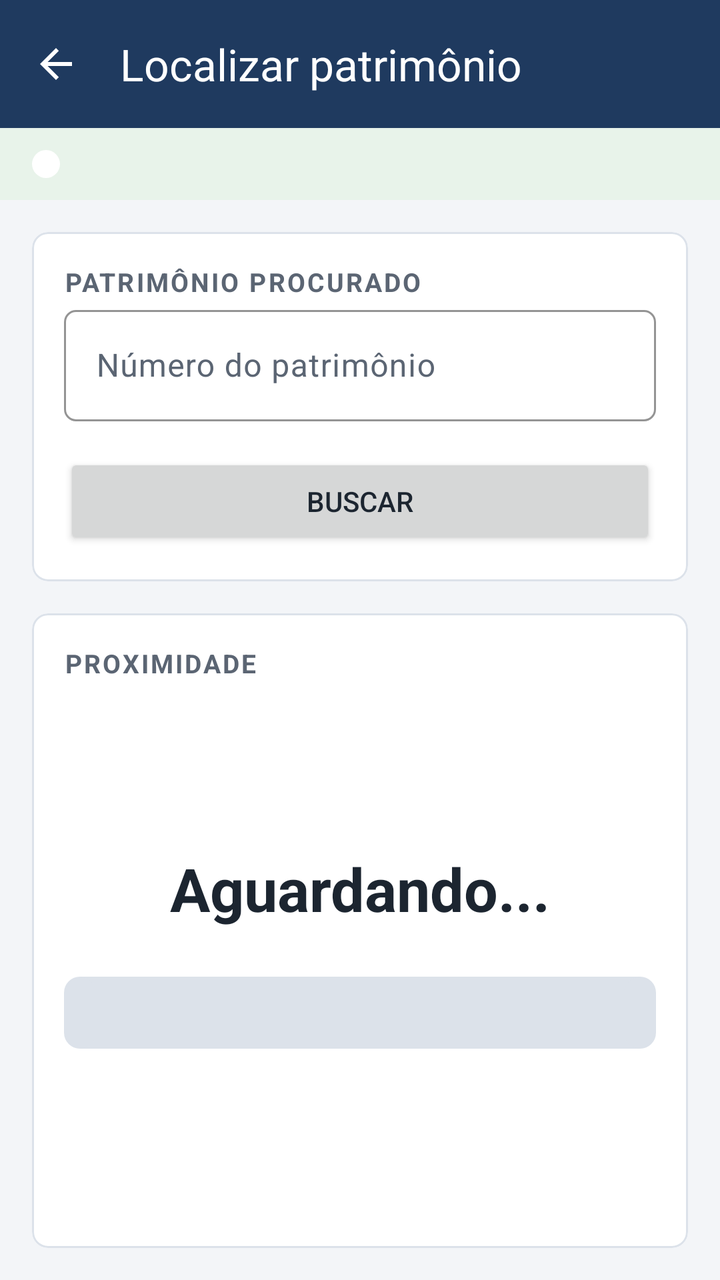
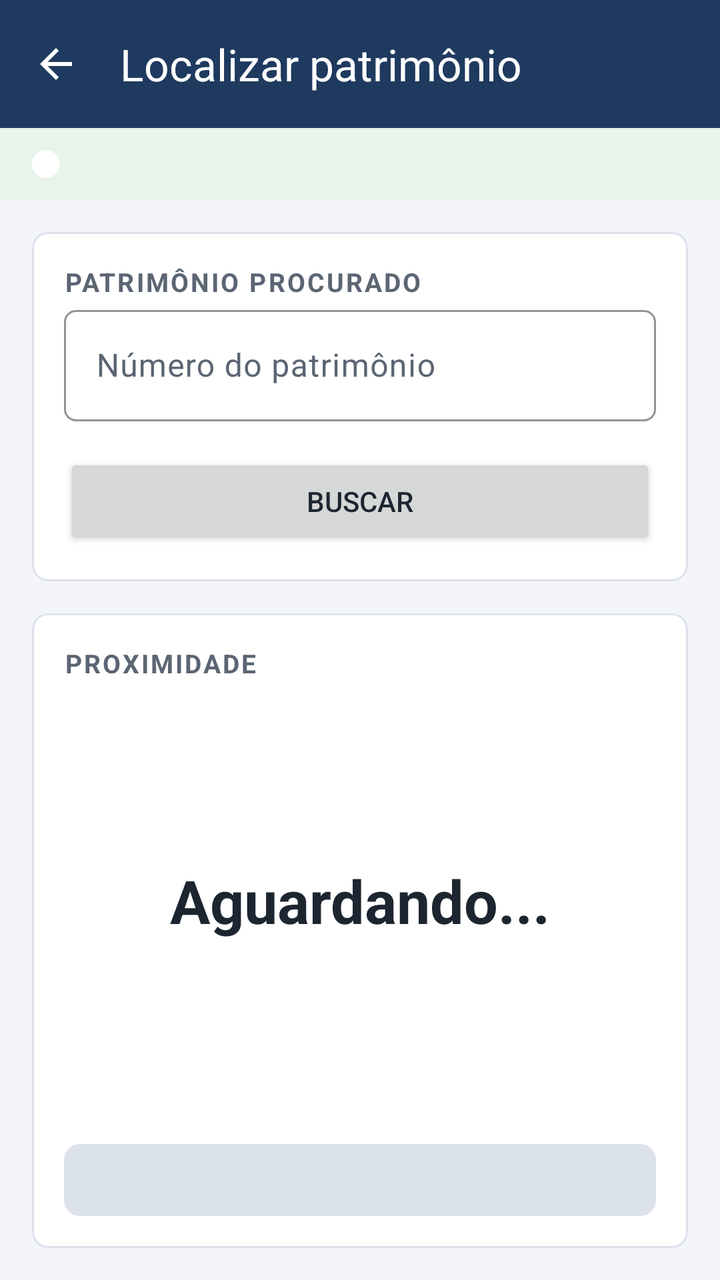

An Android layout rendered at two revisions. The XML below is the earlier revision; the diff shows what the commit changed to produce the second picture.
<!-- AndroidManifest.xml: application theme Theme.RFIDAndroid -->
<!-- res/layout/activity_localizar.xml -->
<LinearLayout xmlns:android="http://schemas.android.com/apk/res/android"
    xmlns:app="http://schemas.android.com/apk/res-auto"
    android:orientation="vertical"
    android:keepScreenOn="true"
    android:layout_width="match_parent"
    android:layout_height="match_parent">

    <com.google.android.material.appbar.MaterialToolbar
        android:id="@+id/barraLocalizar"
        style="@style/Widget.RFID.Barra"
        app:title="@string/localizar_barra_titulo"
        app:navigationIcon="@drawable/ic_voltar"
        app:navigationContentDescription="@string/tela_voltar"
        android:layout_width="match_parent"
        android:layout_height="wrap_content"/>

    <include
        layout="@layout/include_estado_leitor"
        android:layout_width="match_parent"
        android:layout_height="wrap_content"/>

    
    <com.google.android.material.card.MaterialCardView
        android:id="@+id/cartaoBusca"
        android:layout_margin="16dp"
        android:layout_width="match_parent"
        android:layout_height="wrap_content">

        <LinearLayout
            android:orientation="vertical"
            android:padding="16dp"
            android:layout_width="match_parent"
            android:layout_height="wrap_content">

            <TextView
                android:text="@string/localizar_titulo"
                android:textAppearance="@style/Texto.RFID.Secao"
                android:layout_width="wrap_content"
                android:layout_height="wrap_content"/>

            <com.google.android.material.textfield.TextInputLayout
                android:hint="@string/localizar_hint"
                android:layout_width="match_parent"
                android:layout_height="wrap_content">

                
                <com.google.android.material.textfield.TextInputEditText
                    android:id="@+id/edtPatrimonio"
                    android:inputType="text|textNoSuggestions|textCapCharacters"
                    android:imeOptions="actionSearch"
                    android:maxLines="1"
                    android:layout_width="match_parent"
                    android:layout_height="wrap_content"/>
            </com.google.android.material.textfield.TextInputLayout>

            <Button
                android:id="@+id/btnBuscar"
                android:text="@string/localizar_buscar"
                android:layout_marginTop="16dp"
                android:layout_width="match_parent"
                android:layout_height="wrap_content"/>
        </LinearLayout>
    </com.google.android.material.card.MaterialCardView>

    
    <LinearLayout
        android:id="@+id/linhaProcurando"
        android:orientation="horizontal"
        android:gravity="center_vertical"
        android:background="@color/superficie"
        android:paddingStart="16dp"
        android:paddingEnd="8dp"
        android:minHeight="48dp"
        android:visibility="gone"
        android:layout_marginBottom="8dp"
        android:layout_width="match_parent"
        android:layout_height="wrap_content">

        
        <TextView
            android:id="@+id/txtProcurando"
            android:textColor="@color/marinho"
            android:textSize="16sp"
            android:textStyle="bold"
            android:maxLines="1"
            android:ellipsize="middle"
            android:layout_weight="1"
            android:layout_width="0dp"
            android:layout_height="wrap_content"/>

        <Button
            android:id="@+id/btnAlterarBusca"
            style="@style/Widget.RFID.Botao.Texto"
            android:text="@string/localizar_alterar"
            android:layout_width="wrap_content"
            android:layout_height="wrap_content"/>
    </LinearLayout>

    
    <com.google.android.material.card.MaterialCardView
        android:layout_marginStart="16dp"
        android:layout_marginEnd="16dp"
        android:layout_marginBottom="16dp"
        android:layout_weight="1"
        android:layout_width="match_parent"
        android:layout_height="0dp">

        <LinearLayout
            android:orientation="vertical"
            android:padding="16dp"
            android:layout_width="match_parent"
            android:layout_height="match_parent">

            <TextView
                android:text="@string/localizar_proximidade"
                android:textAppearance="@style/Texto.RFID.Secao"
                android:layout_width="wrap_content"
                android:layout_height="wrap_content"/>

            <LinearLayout
                android:orientation="vertical"
                android:gravity="center"
                android:layout_weight="1"
                android:layout_width="match_parent"
                android:layout_height="0dp">

                <TextView
                    android:id="@+id/txtStatus"
                    android:text="@string/localizar_aguardando"
                    android:textColor="@color/texto"
                    android:textSize="30sp"
                    android:textStyle="bold"
                    android:gravity="center"
                    android:accessibilityLiveRegion="polite"
                    android:layout_width="match_parent"
                    android:layout_height="wrap_content"/>

                
                <com.google.android.material.progressindicator.LinearProgressIndicator
                    android:id="@+id/progressDistancia"
                    android:max="100"
                    android:progress="0"
                    app:trackThickness="36dp"
                    app:trackCornerRadius="8dp"
                    app:trackStopIndicatorSize="0dp"
                    app:indicatorColor="@color/texto_terciario"
                    app:trackColor="@color/borda"
                    android:layout_marginTop="24dp"
                    android:layout_width="match_parent"
                    android:layout_height="wrap_content"/>
            </LinearLayout>
        </LinearLayout>
    </com.google.android.material.card.MaterialCardView>
</LinearLayout>
<!-- res/layout/include_estado_leitor.xml (included above) -->
<?xml version="1.0" encoding="utf-8"?>
<LinearLayout xmlns:android="http://schemas.android.com/apk/res/android"
    xmlns:app="http://schemas.android.com/apk/res-auto"
    xmlns:tools="http://schemas.android.com/tools"
    tools:ignore="Overdraw"
    android:id="@+id/painelEstadoLeitor"
    android:orientation="horizontal"
    android:gravity="center_vertical"
    android:background="@color/sucesso_fundo"
    android:paddingStart="16dp"
    android:paddingEnd="8dp"
    android:minHeight="36dp"
    android:layout_width="match_parent"
    android:layout_height="wrap_content">

    
    <View
        android:id="@+id/marcaEstadoLeitor"
        android:background="@drawable/marca_estado"
        android:importantForAccessibility="no"
        android:layout_marginEnd="10dp"
        android:layout_width="14dp"
        android:layout_height="14dp"/>

    <TextView
        android:id="@+id/txtEstadoLeitor"
        android:accessibilityLiveRegion="polite"
        android:textStyle="bold"
        android:textSize="15sp"
        android:textColor="@color/sucesso"
        android:paddingTop="6dp"
        android:paddingBottom="6dp"
        android:layout_width="0dp"
        android:layout_weight="1"
        android:layout_height="wrap_content"/>

    
    <Button
        android:id="@+id/btnReconectarLeitor"
        style="@style/Widget.Material3.Button.OutlinedButton"
        android:text="@string/estado_leitor_reconectar"
        android:textColor="@color/white"
        android:textStyle="bold"
        app:strokeColor="@color/white"
        app:strokeWidth="2dp"
        app:shapeAppearance="@style/Forma.RFID.Pequena"
        android:minHeight="48dp"
        android:layout_marginStart="8dp"
        android:visibility="gone"
        android:layout_width="wrap_content"
        android:layout_height="wrap_content"/>
</LinearLayout>
<!-- resources referenced by this layout -->
<resources>
  <color name="borda">#FFDCE2EA</color>
  <color name="marinho">#FF1F3A5F</color>
  <color name="sucesso">#FF2E7D32</color>
  <color name="sucesso_fundo">#FFE8F3EA</color>
  <color name="superficie">#FFFFFFFF</color>
  <color name="texto">#FF1C2530</color>
  <color name="texto_terciario">#FF8A93A0</color>
  <color name="white">#FFFFFFFF</color>
  <!-- drawable ic_voltar (drawable) -->
  <vector xmlns:android="http://schemas.android.com/apk/res/android"
      android:width="24dp"
      android:height="24dp"
      android:viewportWidth="24"
      android:viewportHeight="24"
      android:autoMirrored="true">
      <path
          android:fillColor="@color/white"
          android:pathData="M20,11H7.83l5.59,-5.59L12,4l-8,8 8,8 1.41,-1.41L7.83,13H20v-2z"/>
  </vector>
  <!-- drawable marca_estado (drawable) -->
  <?xml version="1.0" encoding="utf-8"?>
  <shape xmlns:android="http://schemas.android.com/apk/res/android" android:shape="oval">
      <solid android:color="@color/white"/>
  </shape>
  <string name="estado_leitor_reconectar">Reconectar</string>
  <string name="localizar_aguardando">Aguardando...</string>
  <string name="localizar_alterar">Alterar</string>
  <string name="localizar_barra_titulo">Localizar patrimônio</string>
  <string name="localizar_buscar">Buscar</string>
  <string name="localizar_hint">Número do patrimônio</string>
  <string name="localizar_proximidade">Proximidade</string>
  <string name="localizar_titulo">Patrimônio procurado</string>
  <string name="tela_voltar">Voltar</string>
  <style name="Forma.RFID.Pequena" parent="">
          <item name="cornerFamily">rounded</item>
          <item name="cornerSize">6dp</item>
      </style>
  <style name="Texto.RFID.Secao" parent="">
          <item name="android:textSize">13sp</item>
          <item name="android:textStyle">bold</item>
          <item name="android:textAllCaps">true</item>
          <item name="android:letterSpacing">0.08</item>
          <item name="android:textColor">@color/texto_secundario</item>
      </style>
  <style name="Widget.RFID.Botao.Texto" parent="Widget.Material3.Button.TextButton">
          <item name="android:textColor">@color/azul</item>
      </style>
  <color name="texto_secundario">#FF5B6573</color>
  <color name="azul">#FF2E6DA4</color>
  <color name="azul_claro">#FFE3ECF6</color>
  <color name="marinho_escuro">#FF152A45</color>
  <color name="erro">#FFC62828</color>
  <color name="fundo">#FFF3F5F8</color>
  <style name="Widget.RFID.Botao" parent="Widget.Material3.Button">
          <item name="shapeAppearance">@style/Forma.RFID.Pequena</item>
          <item name="android:minHeight">52dp</item>
          <item name="android:textSize">15sp</item>
          <item name="android:letterSpacing">0.02</item>
      </style>
  <style name="Widget.RFID.Botao.Contorno" parent="Widget.Material3.Button.OutlinedButton">
          <item name="shapeAppearance">@style/Forma.RFID.Pequena</item>
          <item name="android:minHeight">52dp</item>
          <item name="android:textSize">15sp</item>
          <item name="strokeColor">@color/marinho</item>
      </style>
  <style name="Widget.RFID.Campo" parent="Widget.Material3.TextInputLayout.OutlinedBox">
          <item name="shapeAppearance">@style/Forma.RFID.Pequena</item>
          <item name="boxStrokeColor">@color/marinho</item>
          <item name="hintTextColor">@color/marinho</item>
          <item name="android:layout_marginTop">12dp</item>
      </style>
  <style name="Widget.RFID.Cartao" parent="Widget.Material3.CardView.Outlined">
          <item name="cardBackgroundColor">@color/superficie</item>
          <item name="strokeColor">@color/borda</item>
          <item name="cardCornerRadius">8dp</item>
          <item name="cardElevation">0dp</item>
      </style>
  <!-- unchanged entries left out for length: 3 -->
</resources>

<!-- the commit's change to res/layout/activity_localizar.xml (unified diff, before → after) -->
@@ -117,38 +117,34 @@
                 android:layout_width="wrap_content"
                 android:layout_height="wrap_content"/>
 
-            <LinearLayout
-                android:orientation="vertical"
+            
+            <TextView
+                android:id="@+id/txtStatus"
+                android:text="@string/localizar_aguardando"
+                android:textColor="@color/texto"
+                android:textStyle="bold"
                 android:gravity="center"
+                android:accessibilityLiveRegion="polite"
+                app:autoSizeTextType="uniform"
+                app:autoSizeMinTextSize="14sp"
+                app:autoSizeMaxTextSize="30sp"
                 android:layout_weight="1"
                 android:layout_width="match_parent"
-                android:layout_height="0dp">
-
-                <TextView
-                    android:id="@+id/txtStatus"
-                    android:text="@string/localizar_aguardando"
-                    android:textColor="@color/texto"
-                    android:textSize="30sp"
-                    android:textStyle="bold"
-                    android:gravity="center"
-                    android:accessibilityLiveRegion="polite"
-                    android:layout_width="match_parent"
-                    android:layout_height="wrap_content"/>
-
-                
-                <com.google.android.material.progressindicator.LinearProgressIndicator
-                    android:id="@+id/progressDistancia"
-                    android:max="100"
-                    android:progress="0"
-                    app:trackThickness="36dp"
-                    app:trackCornerRadius="8dp"
-                    app:trackStopIndicatorSize="0dp"
-                    app:indicatorColor="@color/texto_terciario"
-                    app:trackColor="@color/borda"
-                    android:layout_marginTop="24dp"
-                    android:layout_width="match_parent"
-                    android:layout_height="wrap_content"/>
-            </LinearLayout>
+                android:layout_height="0dp"/>
+
+            
+            <com.google.android.material.progressindicator.LinearProgressIndicator
+                android:id="@+id/progressDistancia"
+                android:max="100"
+                android:progress="0"
+                app:trackThickness="36dp"
+                app:trackCornerRadius="8dp"
+                app:trackStopIndicatorSize="0dp"
+                app:indicatorColor="@color/texto_terciario"
+                app:trackColor="@color/borda"
+                android:layout_marginTop="12dp"
+                android:layout_width="match_parent"
+                android:layout_height="wrap_content"/>
         </LinearLayout>
     </com.google.android.material.card.MaterialCardView>
 </LinearLayout>
